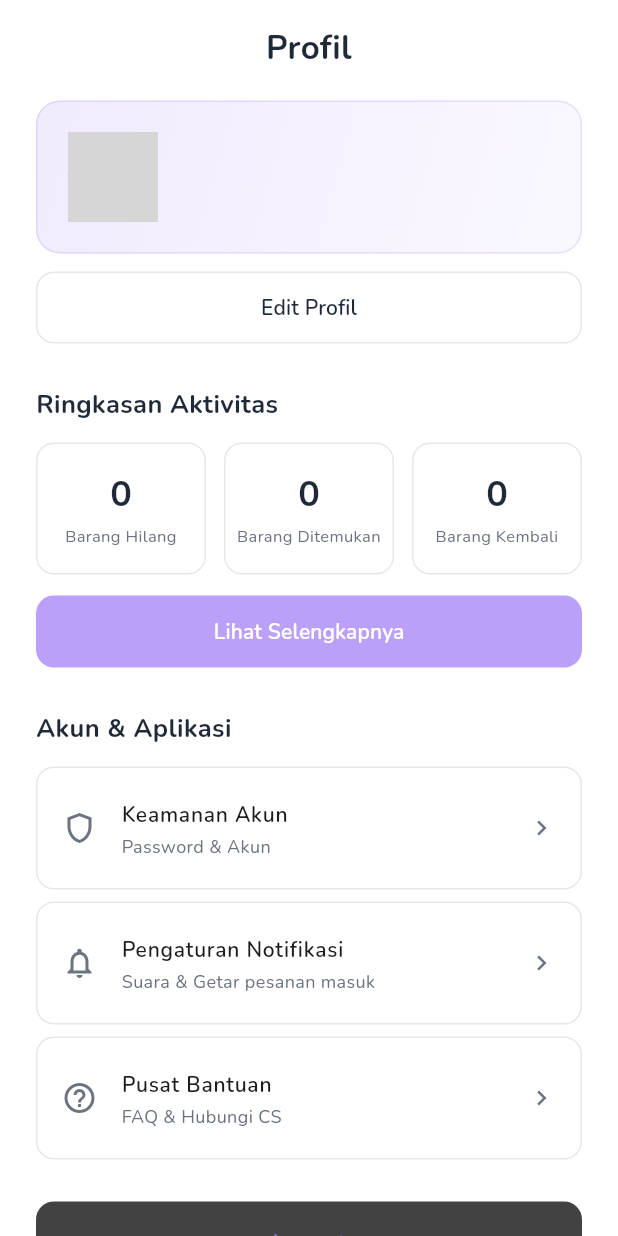
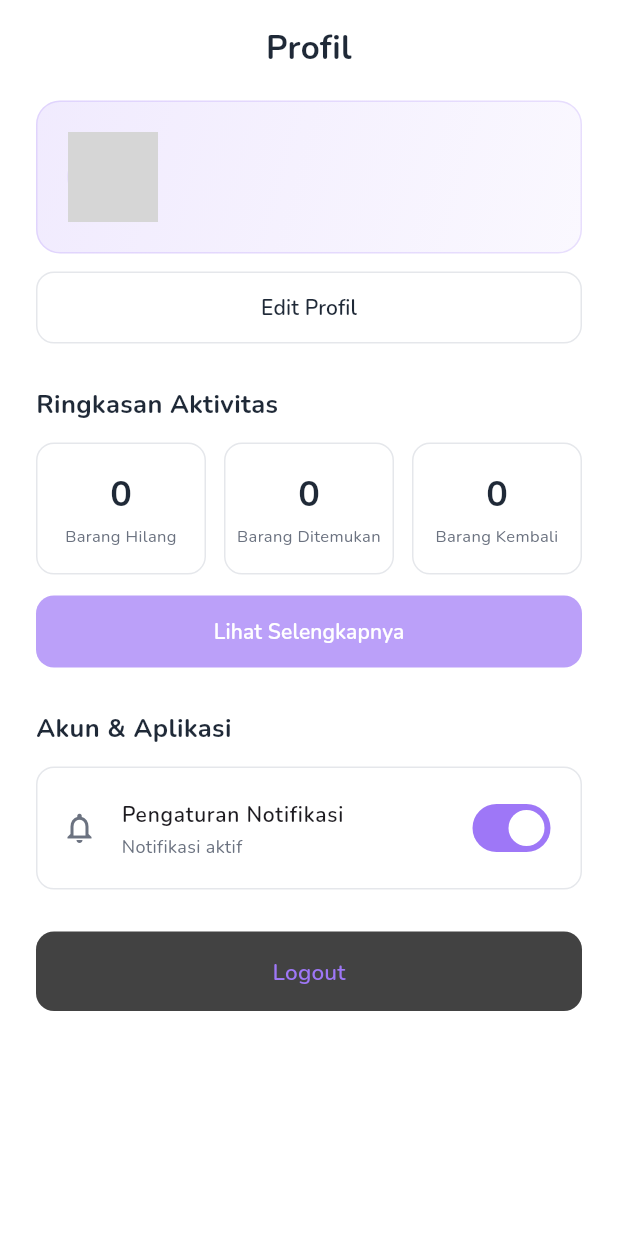
Before and after one commit to Danang705/TraceIT, a Flutter app: the ProfileScreen screen opened directly, on a phone screen of 412 x 824 dp. Run offline on Flutter 3.47's test engine with Material 3 defaults, Android fonts, the phone set to English and light mode, and no system bars; our stand-ins replace cached_network_image, firebase_core, firebase_messaging, flutter_local_notifications, flutter_map, geolocator and 9 more; accounts and stored records are empty; network calls fail; grey boxes are pictures that could not be loaded.

Commit message:
feat: add notification toggle in profile screen, remove unused menu items

```diff
--- a/lib/screens/profile/profile_screen.dart
+++ b/lib/screens/profile/profile_screen.dart
@@ -4,6 +4,8 @@ import 'package:flutter/foundation.dart' show kIsWeb;
 import 'package:provider/provider.dart';
 import 'package:image_picker/image_picker.dart';
 import 'package:cached_network_image/cached_network_image.dart';
+import 'package:shared_preferences/shared_preferences.dart';
+import 'package:firebase_messaging/firebase_messaging.dart';
 
 import '../../providers/auth_provider.dart';
 import '../../providers/post_provider.dart';
@@ -25,6 +27,32 @@ class ProfileScreen extends StatefulWidget {
 }
 
 class _ProfileScreenState extends State<ProfileScreen> {
+  bool _notificationsEnabled = true;
+
+  @override
+  void initState() {
+    super.initState();
+    _loadNotificationPreference();
+  }
+
+  Future<void> _loadNotificationPreference() async {
+    final prefs = await SharedPreferences.getInstance();
+    if (mounted) {
+      setState(() {
+        _notificationsEnabled = prefs.getBool('notifications_enabled') ?? true;
+      });
+    }
+  }
+
+  Future<void> _toggleNotification(bool value) async {
+    final prefs = await SharedPreferences.getInstance();
+    await prefs.setBool('notifications_enabled', value);
+    await FirebaseMessaging.instance.setAutoInitEnabled(value);
+    if (value) {
+      await FirebaseMessaging.instance.requestPermission();
+    }
+    if (mounted) setState(() => _notificationsEnabled = value);
+  }
 
   void _logout() {
     showDialog(
@@ -241,23 +269,34 @@ class _ProfileScreenState extends State<ProfileScreen> {
                 ),
                 const SizedBox(height: 14),
 
-                _buildMenuItem(
-                  icon: Icons.shield_outlined,
-                  title: 'Keamanan Akun',
-                  subtitle: 'Password & Akun',
-                  onTap: () {},
-                ),
-                _buildMenuItem(
-                  icon: Icons.notifications_outlined,
-                  title: 'Pengaturan Notifikasi',
-                  subtitle: 'Suara & Getar pesanan masuk',
-                  onTap: () {},
-                ),
-                _buildMenuItem(
-                  icon: Icons.help_outline,
-                  title: 'Pusat Bantuan',
-                  subtitle: 'FAQ & Hubungi CS',
-                  onTap: () {},
+                // Pengaturan Notifikasi dengan Toggle
+                Padding(
+                  padding: const EdgeInsets.symmetric(horizontal: 24),
+                  child: Container(
+                    margin: const EdgeInsets.only(bottom: 8),
+                    decoration: BoxDecoration(
+                      color: Colors.white,
+                      borderRadius: BorderRadius.circular(12),
+                      border: Border.all(color: AppColors.borderColor),
+                    ),
+                    child: ListTile(
+                      leading: const Icon(Icons.notifications_outlined, color: AppColors.textSecondary, size: 24),
+                      title: const Text(
+                        'Pengaturan Notifikasi',
+                        style: TextStyle(fontWeight: FontWeight.w600, fontSize: 14),
+                      ),
+                      subtitle: Text(
+                        _notificationsEnabled ? 'Notifikasi aktif' : 'Notifikasi dinonaktifkan',
+                        style: const TextStyle(fontSize: 12, color: AppColors.textSecondary),
+                      ),
+                      trailing: Switch(
+                        value: _notificationsEnabled,
+                        onChanged: _toggleNotification,
+                        activeTrackColor: AppColors.primary,
+                      ),
+                      contentPadding: const EdgeInsets.symmetric(horizontal: 16, vertical: 4),
+                    ),
+                  ),
                 ),
 
                 if (user.role == 'admin') ...[
```
